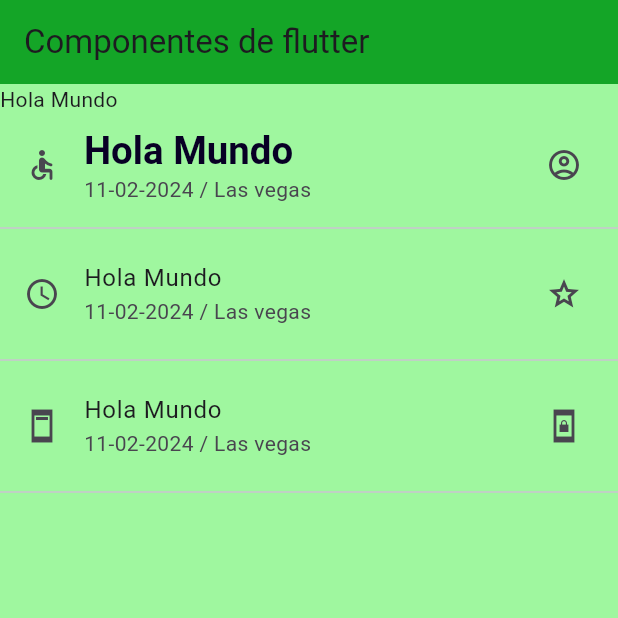
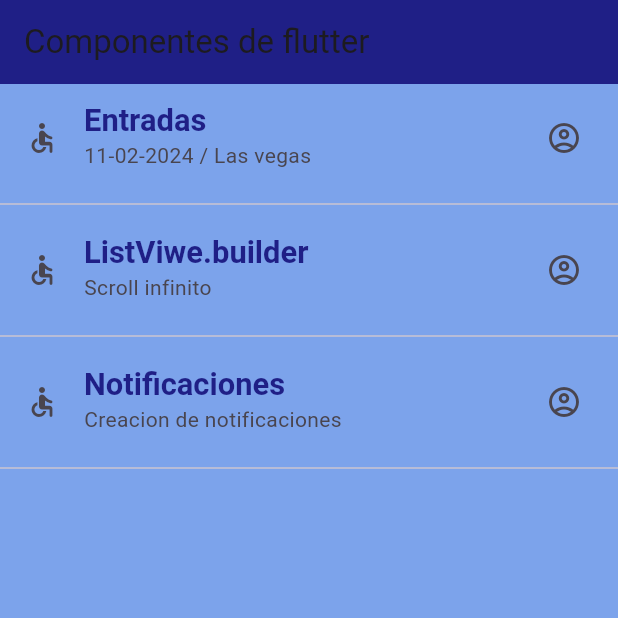
Before and after one commit to SuperExe404/componentes_flutter, a Flutter app: the screen it shows after launch, on a phone screen of 412 x 824 dp, the top half of it. Run offline on Flutter 3.47's test engine with Material 3 defaults, Android fonts, the phone set to English and light mode, and no system bars.

Commit message:
Refactoring and creating the AppTheme class

```diff
--- a/lib/main_app.dart
+++ b/lib/main_app.dart
@@ -1,5 +1,6 @@
 import 'package:flutter/material.dart';
-import 'package:flutter_application_3/home_screen.dart';
+import 'package:flutter_application_3/screens/home_screen.dart';
+import 'package:flutter_application_3/theme/app_theme.dart';
 
 class MainApp extends StatelessWidget {
   const MainApp({super.key});
@@ -9,18 +10,7 @@ class MainApp extends StatelessWidget {
     return MaterialApp(
       debugShowCheckedModeBanner: false,
       home: const HomeScreen(),
-      theme: ThemeData(
-        scaffoldBackgroundColor:const Color.fromARGB(255, 159, 247, 159),
-        appBarTheme:  const AppBarTheme(color: Color.fromARGB(255, 20, 165, 39)),
-        textTheme: const TextTheme(headlineLarge:
-          TextStyle(
-            color: Color.fromARGB(255, 8, 0, 37),
-            fontSize: 25.6,
-            fontWeight: FontWeight.bold,
-            fontFamily: 'sans-serif',
-          ),
-        ),
-      ),
+      theme:  AppTheme.lightTheme,
     );
   }
 }
--- a/lib/home_screen.dart
+++ b/lib/screens/home_screen.dart
@@ -11,28 +11,31 @@ class HomeScreen extends StatelessWidget {
       ),
       body: ListView(
         children:[
-          const Text('Hola Mundo'),
           ListTile(
             leading: const Icon(Icons.accessible_rounded),
-            title: Text('Hola Mundo',
+            title: Text('Entradas',
               style: Theme.of(context).textTheme.headlineLarge,
             ),
             subtitle: const Text('11-02-2024 / Las vegas '),
             trailing: const Icon(Icons.account_circle_outlined),
           ),
           const Divider(),
-          const ListTile(
-            leading: Icon(Icons.access_time_outlined),
-            title: Text('Hola Mundo'),
-            subtitle: Text('11-02-2024 / Las vegas '),
-            trailing: Icon(Icons.grade_outlined),
+          ListTile(
+            leading: const Icon(Icons.accessible_rounded),
+            title: Text('ListViwe.builder',
+              style: Theme.of(context).textTheme.headlineLarge,
+            ),
+            subtitle: const Text('Scroll infinito '),
+            trailing: const Icon(Icons.account_circle_outlined),
           ),
           const Divider(),
-          const ListTile(
-            leading: Icon(Icons.ad_units_sharp),
-            title: Text('Hola Mundo',),
-            subtitle: Text('11-02-2024 / Las vegas '),
-            trailing: Icon(Icons.screen_lock_portrait_sharp),
+          ListTile(
+            leading: const Icon(Icons.accessible_rounded),
+            title: Text('Notificaciones',
+              style: Theme.of(context).textTheme.headlineLarge,
+            ),
+            subtitle: const Text('Creacion de notificaciones '),
+            trailing: const Icon(Icons.account_circle_outlined),
           ),
           const Divider(),
         ],
--- /dev/null
+++ b/lib/theme/app_theme.dart
@@ -0,0 +1,20 @@
+import 'package:flutter/material.dart';
+
+class AppTheme{
+  // Declaracions de color
+  static const mainColor = Color.fromARGB(255, 31, 31, 134);
+
+  // Declaracion del tema claro
+  static final ThemeData lightTheme = ThemeData.light().copyWith(
+     scaffoldBackgroundColor:Color.fromARGB(255, 124, 163, 235),
+      appBarTheme:  const AppBarTheme(color: mainColor),
+      textTheme: const TextTheme(headlineLarge:
+        TextStyle(
+          color: mainColor,
+          fontSize: 20.6,
+          fontWeight: FontWeight.bold,
+          fontFamily: 'sans-serif',
+        ),
+      ),
+  );
+}
```
